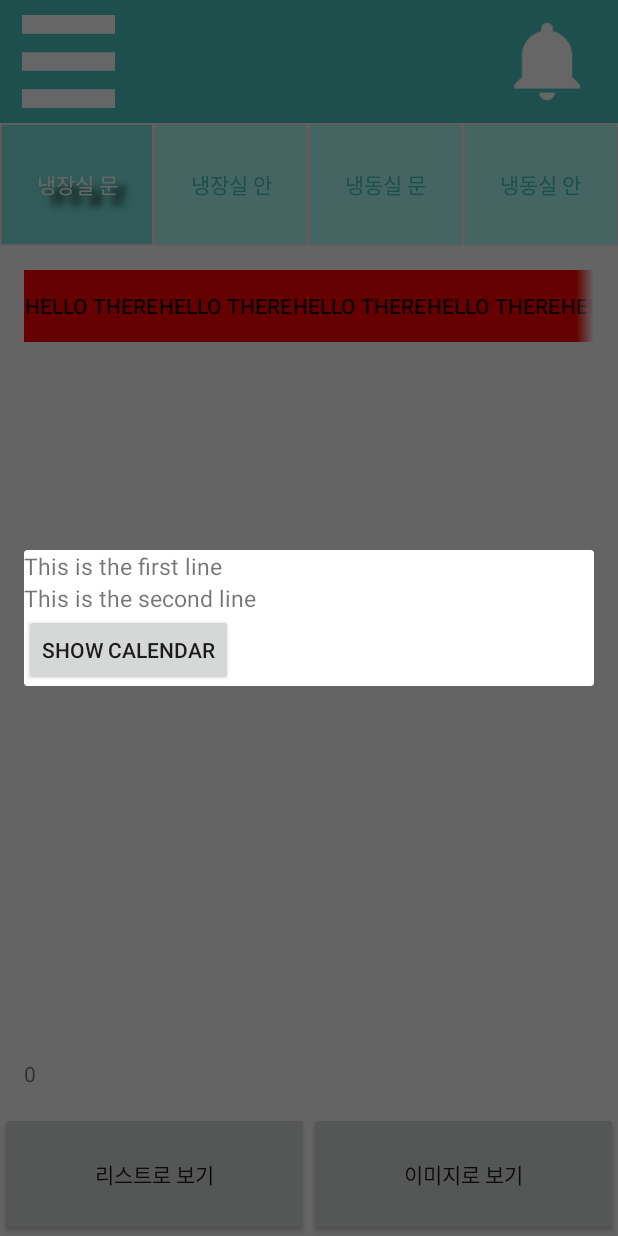
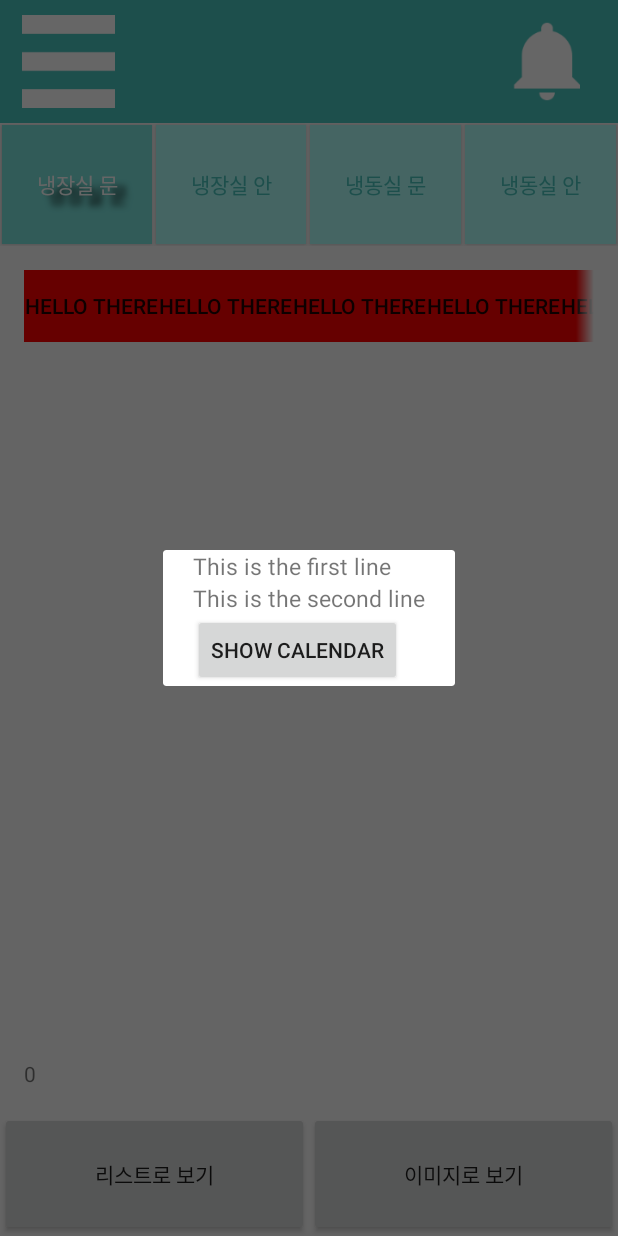
Before and after one commit to Nexters/Bingo, an Android app: the fragment ViewFoodFragment placed in its activity, after a tap on "GO TO EDIT FOOD", on a phone screen of 412 x 824 dp. Run offline under Robolectric (Android 15) with nearby library versions, the phone set to English and light mode, and no system bars.

```diff
--- a/Android/app/src/main/java/com/example/lg/fridge/EditFoodFragment.java
+++ b/Android/app/src/main/java/com/example/lg/fridge/EditFoodFragment.java
@@ -9,7 +9,6 @@ import android.view.LayoutInflater;
 import android.view.View;
 import android.view.ViewGroup;
 import android.view.Window;
-import android.view.WindowManager;
 import android.widget.Button;
 import android.widget.LinearLayout;
 
@@ -70,11 +69,6 @@ public class EditFoodFragment extends DialogFragment{
     }
 
     public void onResume() {
-        ViewGroup.LayoutParams params = getDialog().getWindow().getAttributes();
-        params.width = WindowManager.LayoutParams.MATCH_PARENT;
-        params.height = WindowManager.LayoutParams.WRAP_CONTENT;
-        getDialog().getWindow().setAttributes((WindowManager.LayoutParams)params);
-
         //나타날때 fade in 하는 애니메이션
         getDialog().getWindow().setWindowAnimations(R.style.dialog_fade_in_animation);
         super.onResume();
--- a/Android/app/src/main/java/com/example/lg/fridge/ViewFoodFragment.java
+++ b/Android/app/src/main/java/com/example/lg/fridge/ViewFoodFragment.java
@@ -9,7 +9,6 @@ import android.view.LayoutInflater;
 import android.view.View;
 import android.view.ViewGroup;
 import android.view.Window;
-import android.view.WindowManager;
 import android.widget.Button;
 
 import com.example.lg.fridge.calendar.CalendarFragment;
@@ -52,11 +51,6 @@ public class ViewFoodFragment extends DialogFragment {
     }
 
     public void onResume() {
-        //xml내에 정의된 params들을 구현화하기 위한 절차?
-        ViewGroup.LayoutParams params = getDialog().getWindow().getAttributes();
-        params.width = WindowManager.LayoutParams.MATCH_PARENT;
-        params.height = WindowManager.LayoutParams.WRAP_CONTENT;
-        getDialog().getWindow().setAttributes((WindowManager.LayoutParams)params);
 
         //없어질때 fade out 하는 애니메이션
         getDialog().getWindow().setWindowAnimations(R.style.dialog_fade_out_animation);
--- a/Android/app/src/main/java/com/example/lg/fridge/activities/ExpiryListActivity.java
+++ b/Android/app/src/main/java/com/example/lg/fridge/activities/ExpiryListActivity.java
@@ -27,6 +27,7 @@ public class ExpiryListActivity extends ActionBarActivity implements AdapterView
         for (int i = 1; i < 30; i++) {
             mAdapter.addItem("Row Item #" + i);
             if (i % 4 == 0) {
+                mAdapter.addBlankSpace("");
                 mAdapter.addSectionHeaderItem("Section #" + i);
             }
         }
--- a/Android/app/src/main/java/com/example/lg/fridge/calendar/CalendarAdapter.java
+++ b/Android/app/src/main/java/com/example/lg/fridge/calendar/CalendarAdapter.java
@@ -6,7 +6,6 @@ import android.view.LayoutInflater;
 import android.view.View;
 import android.view.ViewGroup;
 import android.widget.BaseAdapter;
-import android.widget.ImageView;
 import android.widget.TextView;
 
 import com.example.lg.fridge.R;
--- a/Android/app/src/main/res/layout/edit_food_fragment.xml
+++ b/Android/app/src/main/res/layout/edit_food_fragment.xml
@@ -1,10 +1,10 @@
 <?xml version="1.0" encoding="utf-8"?>
     <!-- calendar fragment를 위한 dialog -->
 <LinearLayout xmlns:android="http://schemas.android.com/apk/res/android"
-    android:layout_width="match_parent" android:layout_height="wrap_content"
+    android:layout_width="wrap_content" android:layout_height="wrap_content"
     android:orientation="vertical"
-    android:layout_marginLeft="10dp"
-    android:layout_marginRight="10dp"
+    android:paddingLeft="20dp"
+    android:paddingRight="20dp"
     android:id="@+id/edit_food_dialog_linearlayout">
     <TextView
         android:layout_width="match_parent"
--- a/Android/app/src/main/res/layout/view_food_fragment.xml
+++ b/Android/app/src/main/res/layout/view_food_fragment.xml
@@ -1,8 +1,8 @@
 <LinearLayout xmlns:android="http://schemas.android.com/apk/res/android"
-    android:layout_width="match_parent" android:layout_height="wrap_content"
+    android:layout_width="wrap_content" android:layout_height="wrap_content"
     android:orientation="vertical"
-    android:layout_marginLeft="10dp"
-    android:layout_marginRight="10dp">
+    android:paddingLeft="10dp"
+    android:paddingRight="10dp">
     <TextView
         android:layout_width="match_parent"
         android:layout_height="wrap_content"
```
Also changed, not shown: Android/app/src/main/java/com/example/lg/fridge/ExpiryListAdapter.java (+33 -5 lines), Android/app/src/main/res/layout/expiry_list_blank.xml (added, +11 -0 lines).
